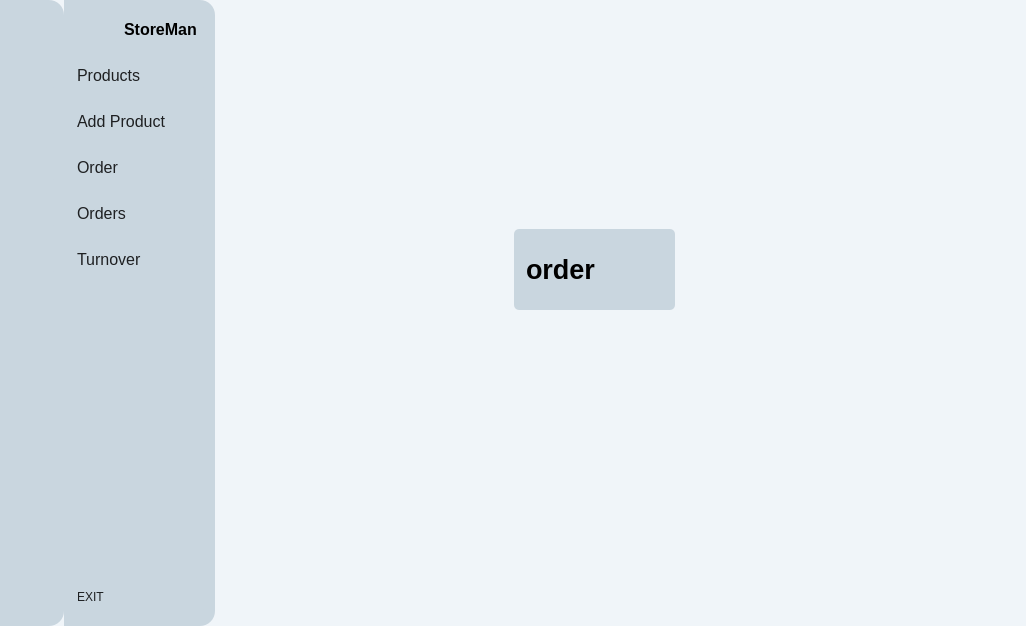
Old version of the form StoreMan/mainwindow.ui in the repository rezaqomy/StoreMan.
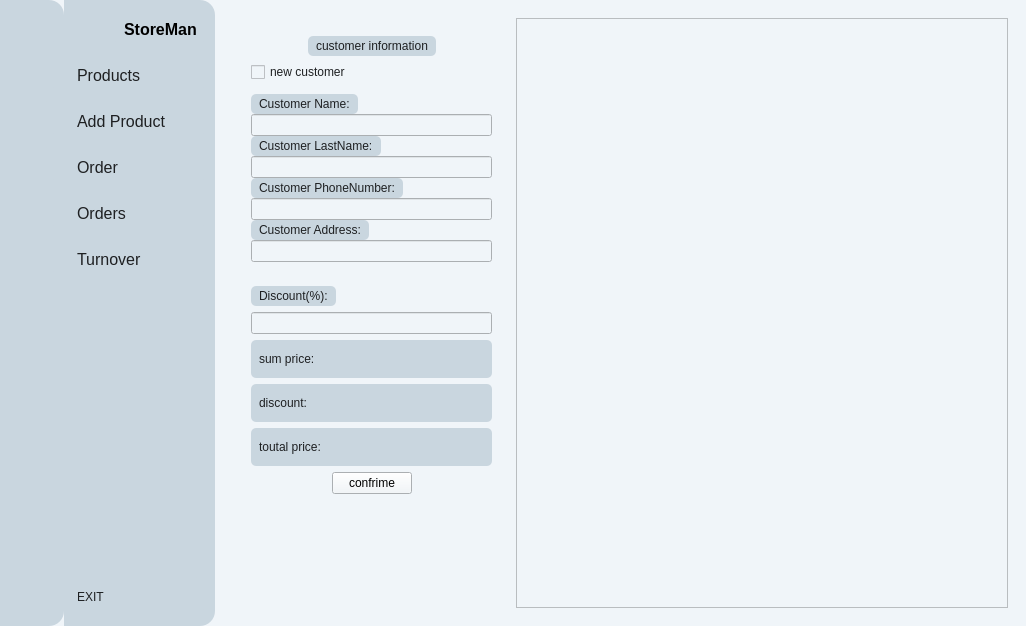
New version of the form. The open tabs and pages were chosen to show the change. Icons and pictures are not drawn.

```diff
--- a/StoreMan/mainwindow.ui
+++ b/StoreMan/mainwindow.ui
@@ -782,7 +782,9 @@
           <item>
            <widget class="QStackedWidget" name="Screen_widget">
             <property name="styleSheet">
-             <string notr="true">
+             <string notr="true">QCheckBox{
+	color:rgb(30, 32, 34)
+}
 QLabel{
 	text-align:center;
 	color:rgb(30, 32, 34);
@@ -1167,30 +1169,458 @@
              </layout>
             </widget>
             <widget class="QWidget" name="order_view">
-             <widget class="QLabel" name="label_3">
-              <property name="geometry">
-               <rect>
-                <x>290</x>
-                <y>220</y>
-                <width>161</width>
-                <height>81</height>
-               </rect>
-              </property>
-              <property name="font">
-               <font>
-                <pointsize>20</pointsize>
-                <weight>75</weight>
-                <bold>true</bold>
-               </font>
-              </property>
-              <property name="styleSheet">
-               <string notr="true">color: rgb(0, 0, 0);
-</string>
-              </property>
-              <property name="text">
-               <string>order</string>
-              </property>
-             </widget>
+             <layout class="QHBoxLayout" name="horizontalLayout_19">
+              <item>
+               <widget class="QWidget" name="widget" native="true">
+                <property name="maximumSize">
+                 <size>
+                  <width>277</width>
+                  <height>16777215</height>
+                 </size>
+                </property>
+                <layout class="QVBoxLayout" name="verticalLayout_16">
+                 <item>
+                  <widget class="QWidget" name="widget_4" native="true">
+                   <property name="styleSheet">
+                    <string notr="true"/>
+                   </property>
+                   <layout class="QVBoxLayout" name="verticalLayout_12">
+                    <item>
+                     <layout class="QHBoxLayout" name="horizontalLayout_8">
+                      <item>
+                       <spacer name="horizontalSpacer_4">
+                        <property name="orientation">
+                         <enum>Qt::Horizontal</enum>
+                        </property>
+                        <property name="sizeHint" stdset="0">
+                         <size>
+                          <width>13</width>
+                          <height>20</height>
+                         </size>
+                        </property>
+                       </spacer>
+                      </item>
+                      <item>
+                       <widget class="QLabel" name="label_3">
+                        <property name="maximumSize">
+                         <size>
+                          <width>165</width>
+                          <height>21</height>
+                         </size>
+                        </property>
+                        <property name="text">
+                         <string>customer information</string>
+                        </property>
+                       </widget>
+                      </item>
+                      <item>
+                       <spacer name="horizontalSpacer_5">
+                        <property name="orientation">
+                         <enum>Qt::Horizontal</enum>
+                        </property>
+                        <property name="sizeHint" stdset="0">
+                         <size>
+                          <width>13</width>
+                          <height>20</height>
+                         </size>
+                        </property>
+                       </spacer>
+                      </item>
+                     </layout>
+                    </item>
+                    <item>
+                     <widget class="QCheckBox" name="checkBox">
+                      <property name="text">
+                       <string>new customer</string>
+                      </property>
+                     </widget>
+                    </item>
+                    <item>
+                     <widget class="QWidget" name="form_customer_id" native="true">
+                      <widget class="QWidget" name="layoutWidget_4">
+                       <property name="geometry">
+                        <rect>
+                         <x>20</x>
+                         <y>20</y>
+                         <width>176</width>
+                         <height>55</height>
+                        </rect>
+                       </property>
+                       <layout class="QVBoxLayout" name="verticalLayout_13">
+                        <item>
+                         <layout class="QHBoxLayout" name="horizontalLayout_13">
+                          <item>
+                           <widget class="QLabel" name="label_8">
+                            <property name="text">
+                             <string>Customer ID:</string>
+                            </property>
+                           </widget>
+                          </item>
+                          <item>
+                           <spacer name="horizontalSpacer_8">
+                            <property name="orientation">
+                             <enum>Qt::Horizontal</enum>
+                            </property>
+                            <property name="sizeHint" stdset="0">
+                             <size>
+                              <width>40</width>
+                              <height>20</height>
+                             </size>
+                            </property>
+                           </spacer>
+                          </item>
+                         </layout>
+                        </item>
+                        <item>
+                         <widget class="QLineEdit" name="lineEdit_5"/>
+                        </item>
+                       </layout>
+                      </widget>
+                     </widget>
+                    </item>
+                    <item>
+                     <widget class="QWidget" name="form_customer_info" native="true">
+                      <layout class="QVBoxLayout" name="verticalLayout_7">
+                       <property name="spacing">
+                        <number>0</number>
+                       </property>
+                       <property name="leftMargin">
+                        <number>0</number>
+                       </property>
+                       <property name="topMargin">
+                        <number>0</number>
+                       </property>
+                       <property name="rightMargin">
+                        <number>0</number>
+                       </property>
+                       <property name="bottomMargin">
+                        <number>0</number>
+                       </property>
+                       <item>
+                        <layout class="QVBoxLayout" name="verticalLayout_8">
+                         <item>
+                          <layout class="QHBoxLayout" name="horizontalLayout">
+                           <item>
+                            <widget class="QLabel" name="label_2">
+                             <property name="maximumSize">
+                              <size>
+                               <width>16777215</width>
+                               <height>25</height>
+                              </size>
+                             </property>
+                             <property name="text">
+                              <string>Customer Name:</string>
+                             </property>
+                            </widget>
+                           </item>
+                           <item>
+                            <spacer name="horizontalSpacer_2">
+                             <property name="orientation">
+                              <enum>Qt::Horizontal</enum>
+                             </property>
+                             <property name="sizeHint" stdset="0">
+                              <size>
+                               <width>40</width>
+                               <height>20</height>
+                              </size>
+                             </property>
+                            </spacer>
+                           </item>
+                          </layout>
+                         </item>
+                         <item>
+                          <widget class="QLineEdit" name="customer_line_edit"/>
+                         </item>
+                        </layout>
+                       </item>
+                       <item>
+                        <layout class="QVBoxLayout" name="verticalLayout_9">
+                         <item>
+                          <layout class="QHBoxLayout" name="horizontalLayout_3">
+                           <item>
+                            <widget class="QLabel" name="label_5">
+                             <property name="maximumSize">
+                              <size>
+                               <width>16777215</width>
+                               <height>25</height>
+                              </size>
+                             </property>
+                             <property name="text">
+                              <string>Customer LastName:</string>
+                             </property>
+                            </widget>
+                           </item>
+                           <item>
+                            <spacer name="horizontalSpacer_3">
+                             <property name="orientation">
+                              <enum>Qt::Horizontal</enum>
+                             </property>
+                             <property name="sizeHint" stdset="0">
+                              <size>
+                               <width>40</width>
+                               <height>20</height>
+                              </size>
+                             </property>
+                            </spacer>
+                           </item>
+                          </layout>
+                         </item>
+                         <item>
+                          <widget class="QLineEdit" name="customer_last_name_line_edit"/>
+                         </item>
+                         <item>
+                          <layout class="QVBoxLayout" name="verticalLayout_10">
+                           <item>
+                            <layout class="QHBoxLayout" name="horizontalLayout_5">
+                             <item>
+                              <widget class="QLabel" name="label_6">
+                               <property name="maximumSize">
+                                <size>
+                                 <width>16777215</width>
+                                 <height>25</height>
+                                </size>
+                               </property>
+                               <property name="text">
+                                <string>Customer PhoneNumber:</string>
+                               </property>
+                              </widget>
+                             </item>
+                             <item>
+                              <spacer name="horizontalSpacer_6">
+                               <property name="orientation">
+                                <enum>Qt::Horizontal</enum>
+                               </property>
+                               <property name="sizeHint" stdset="0">
+                                <size>
+                                 <width>40</width>
+                                 <height>20</height>
+                                </size>
+                               </property>
+                              </spacer>
+                             </item>
+                            </layout>
+                           </item>
+                           <item>
+                            <widget class="QLineEdit" name="customer_phone_number_line_edit"/>
+                           </item>
+                          </layout>
+                         </item>
+                        </layout>
+                       </item>
+                       <item>
+                        <layout class="QVBoxLayout" name="verticalLayout_11">
+                         <item>
+                          <layout class="QHBoxLayout" name="horizontalLayout_7">
+                           <item>
+                            <widget class="QLabel" name="label_7">
+                             <property name="maximumSize">
+                              <size>
+                               <width>16777215</width>
+                               <height>25</height>
+                              </size>
+                             </property>
+                             <property name="text">
+                              <string>Customer Address:</string>
+                             </property>
+                            </widget>
+                           </item>
+                           <item>
+                            <spacer name="horizontalSpacer_7">
+                             <property name="orientation">
+                              <enum>Qt::Horizontal</enum>
+                             </property>
+                             <property name="sizeHint" stdset="0">
+                              <size>
+                               <width>40</width>
+                               <height>20</height>
+                              </size>
+                             </property>
+                            </spacer>
+                           </item>
+                          </layout>
+                         </item>
+                         <item>
+                          <widget class="QLineEdit" name="custoemr_address_line_edit"/>
+                         </item>
+                        </layout>
+                       </item>
+                      </layout>
+                     </widget>
+                    </item>
+                   </layout>
+                  </widget>
+                 </item>
+                 <item>
+                  <widget class="QWidget" name="widget_3" native="true">
+                   <layout class="QVBoxLayout" name="verticalLayout_15">
+                    <item>
+                     <layout class="QVBoxLayout" name="verticalLayout_14">
+                      <item>
+                       <layout class="QHBoxLayout" name="horizontalLayout_17">
+                        <item>
+                         <widget class="QLabel" name="label_9">
+                          <property name="maximumSize">
+                           <size>
+                            <width>16777215</width>
+                            <height>38</height>
+                           </size>
+                          </property>
+                          <property name="text">
+                           <string>Discount(%):</string>
+                          </property>
+                         </widget>
+                        </item>
+                        <item>
+                         <spacer name="horizontalSpacer_9">
+                          <property name="orientation">
+                           <enum>Qt::Horizontal</enum>
+                          </property>
+                          <property name="sizeHint" stdset="0">
+                           <size>
+                            <width>40</width>
+                            <height>20</height>
+                           </size>
+                          </property>
+                         </spacer>
+                        </item>
+                       </layout>
+                      </item>
+                      <item>
+                       <widget class="QLineEdit" name="discount_line_edit"/>
+                      </item>
+                     </layout>
+                    </item>
+                    <item>
+                     <widget class="QLabel" name="sum_price_label">
+                      <property name="minimumSize">
+                       <size>
+                        <width>0</width>
+                        <height>38</height>
+                       </size>
+                      </property>
+                      <property name="maximumSize">
+                       <size>
+                        <width>16777215</width>
+                        <height>38</height>
+                       </size>
+                      </property>
+                      <property name="text">
+                       <string>sum price:</string>
+                      </property>
+                     </widget>
+                    </item>
+                    <item>
+                     <widget class="QLabel" name="discount_order_label">
+                      <property name="minimumSize">
+                       <size>
+                        <width>0</width>
+                        <height>38</height>
+                       </size>
+                      </property>
+                      <property name="maximumSize">
+                       <size>
+                        <width>16777215</width>
+                        <height>38</height>
+                       </size>
+                      </property>
+                      <property name="text">
+                       <string>discount:</string>
+                      </property>
+                     </widget>
+                    </item>
+                    <item>
+                     <widget class="QLabel" name="toutal_price_label">
+                      <property name="minimumSize">
+                       <size>
+                        <width>0</width>
+                        <height>38</height>
+                       </size>
+                      </property>
+                      <property name="maximumSize">
+                       <size>
+                        <width>16777215</width>
+                        <height>38</height>
+                       </size>
+                      </property>
+                      <property name="text">
+                       <string>toutal price:</string>
+                      </property>
+                     </widget>
+                    </item>
+                    <item>
+                     <layout class="QHBoxLayout" name="horizontalLayout_18">
+                      <item>
+                       <spacer name="horizontalSpacer_10">
+                        <property name="orientation">
+                         <enum>Qt::Horizontal</enum>
+                        </property>
+                        <property name="sizeHint" stdset="0">
+                         <size>
+                          <width>40</width>
+                          <height>20</height>
+                         </size>
+                        </property>
+                       </spacer>
+                      </item>
+                      <item>
+                       <widget class="QPushButton" name="pushButton">
+                        <property name="text">
+                         <string>confrime</string>
+                        </property>
+                       </widget>
+                      </item>
+                      <item>
+                       <spacer name="horizontalSpacer_11">
+                        <property name="orientation">
+                         <enum>Qt::Horizontal</enum>
+                        </property>
+                        <property name="sizeHint" stdset="0">
+                         <size>
+                          <width>40</width>
+                          <height>20</height>
+                         </size>
+                        </property>
+                       </spacer>
+                      </item>
+                     </layout>
+                    </item>
+                    <item>
+                     <spacer name="verticalSpacer_3">
+                      <property name="orientation">
+                       <enum>Qt::Vertical</enum>
+                      </property>
+                      <property name="sizeHint" stdset="0">
+                       <size>
+                        <width>20</width>
+                        <height>40</height>
+                       </size>
+                      </property>
+                     </spacer>
+                    </item>
+                   </layout>
+                  </widget>
+                 </item>
+                </layout>
+               </widget>
+              </item>
+              <item>
+               <widget class="QScrollArea" name="show_order_product">
+                <property name="widgetResizable">
+                 <bool>true</bool>
+                </property>
+                <widget class="QWidget" name="scrollAreaWidgetContents_2">
+                 <property name="geometry">
+                  <rect>
+                   <x>0</x>
+                   <y>0</y>
+                   <width>490</width>
+                   <height>588</height>
+                  </rect>
+                 </property>
+                </widget>
+               </widget>
+              </item>
+             </layout>
             </widget>
             <widget class="QWidget" name="orders_view">
              <widget class="QLabel" name="label_4">
```
Left out of the diff: 6 changed lines with no effect on the pictures.
